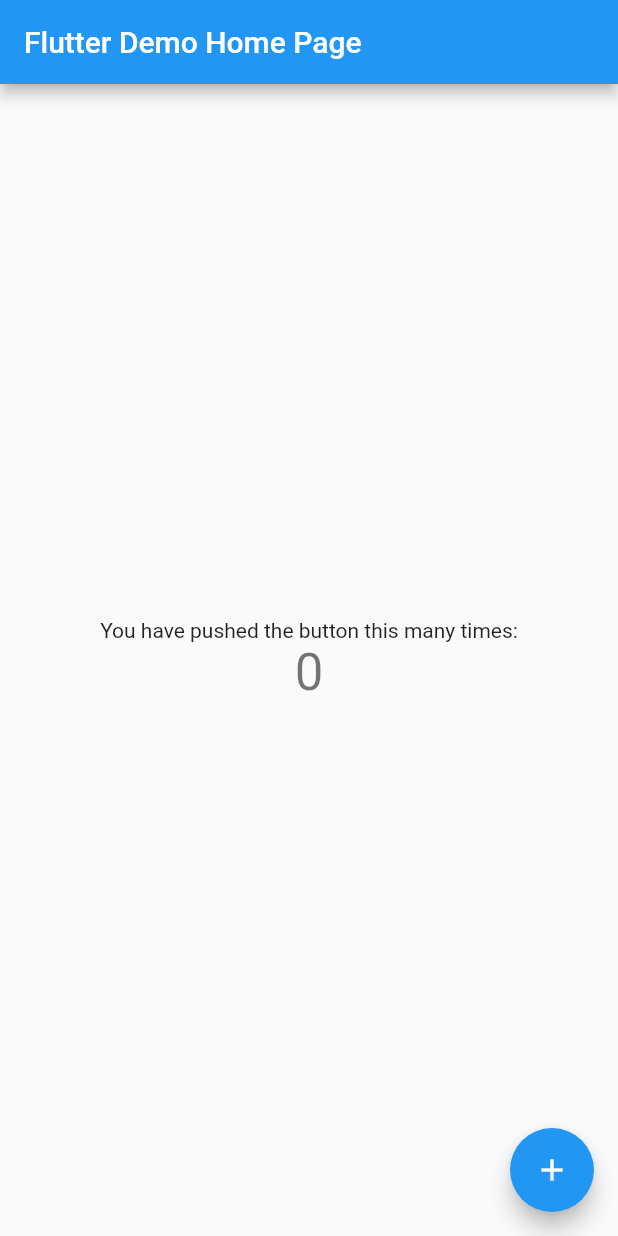
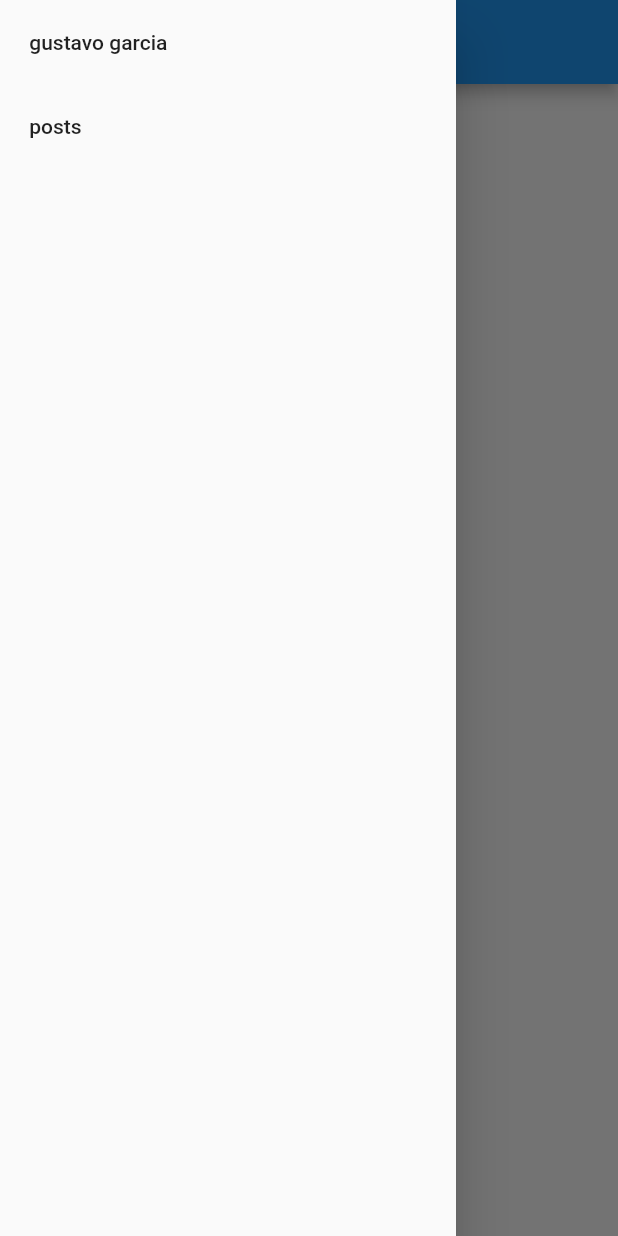
Before and after one commit to Balu3016/hsproyecto, a Flutter app: the screen it shows after launch, with the side drawer open (before the commit the screen has no drawer), on a phone screen of 412 x 824 dp. Run offline on Flutter 3.47's test engine with Material 2 defaults, Android fonts, the light colour scheme and no system bars.

Commit message:
video 01 y 02

```diff
--- a/lib/main.dart
+++ b/lib/main.dart
@@ -1,3 +1,4 @@
+import 'package:equipo4/widgets/nav-drawer.dart';
 import 'package:flutter/material.dart';
 
 void main() {
@@ -5,39 +6,20 @@
 }
 
 class MyApp extends StatelessWidget {
-  // This widget is the root of your application.
   @override
   Widget build(BuildContext context) {
     return MaterialApp(
       title: 'healcare sistem ',
       theme: ThemeData(
-        // This is the theme of your application.
-        //
-        // Try running your application with "flutter run". You'll see the
-        // application has a blue toolbar. Then, without quitting the app, try
-        // changing the primarySwatch below to Colors.green and then invoke
-        // "hot reload" (press "r" in the console where you ran "flutter run",
-        // or simply save your changes to "hot reload" in a Flutter IDE).
-        // Notice that the counter didn't reset back to zero; the application
-        // is not restarted.
         primarySwatch: Colors.blue,
       ),
-      home: MyHomePage(title: 'Flutter Demo Home Page'),
+      home: MyHomePage(title: 'sacntum athentication'),
     );
   }
 }
 
 class MyHomePage extends StatefulWidget {
   MyHomePage({Key key, this.title}) : super(key: key);
-
-  // This widget is the home page of your application. It is stateful, meaning
-  // that it has a State object (defined below) that contains fields that affect
-  // how it looks.
-
-  // This class is the configuration for the state. It holds the values (in this
-  // case the title) provided by the parent (in this case the App widget) and
-  // used by the build method of the State. Fields in a Widget subclass are
-  // always marked "final".
 
   final String title;
 
@@ -46,68 +28,16 @@
 }
 
 class _MyHomePageState extends State<MyHomePage> {
-  int _counter = 0;
-
-  void _incrementCounter() {
-    setState(() {
-      // This call to setState tells the Flutter framework that something has
-      // changed in this State, which causes it to rerun the build method below
-      // so that the display can reflect the updated values. If we changed
-      // _counter without calling setState(), then the build method would not be
-      // called again, and so nothing would appear to happen.
-      _counter++;
-    });
-  }
-
   @override
   Widget build(BuildContext context) {
-    // This method is rerun every time setState is called, for instance as done
-    // by the _incrementCounter method above.
-    //
-    // The Flutter framework has been optimized to make rerunning build methods
-    // fast, so that you can just rebuild anything that needs updating rather
-    // than having to individually change instances of widgets.
     return Scaffold(
       appBar: AppBar(
-        // Here we take the value from the MyHomePage object that was created by
-        // the App.build method, and use it to set our appbar title.
         title: Text(widget.title),
       ),
+      drawer: NavDawer(),
       body: Center(
-        // Center is a layout widget. It takes a single child and positions it
-        // in the middle of the parent.
-        child: Column(
-          // Column is also a layout widget. It takes a list of children and
-          // arranges them vertically. By default, it sizes itself to fit its
-          // children horizontally, and tries to be as tall as its parent.
-          //
-          // Invoke "debug painting" (press "p" in the console, choose the
-          // "Toggle Debug Paint" action from the Flutter Inspector in Android
-          // Studio, or the "Toggle Debug Paint" command in Visual Studio Code)
-          // to see the wireframe for each widget.
-          //
-          // Column has various properties to control how it sizes itself and
-          // how it positions its children. Here we use mainAxisAlignment to
-          // center the children vertically; the main axis here is the vertical
-          // axis because Columns are vertical (the cross axis would be
-          // horizontal).
-          mainAxisAlignment: MainAxisAlignment.center,
-          children: <Widget>[
-            Text(
-              'You have pushed the button this many times:',
-            ),
-            Text(
-              '$_counter',
-              style: Theme.of(context).textTheme.headline4,
-            ),
-          ],
-        ),
+        child: Text('no estas logueado'),
       ),
-      floatingActionButton: FloatingActionButton(
-        onPressed: _incrementCounter,
-        tooltip: 'Increment',
-        child: Icon(Icons.add),
-      ), // This trailing comma makes auto-formatting nicer for build methods.
     );
   }
 }
--- /dev/null
+++ b/lib/widgets/nav-drawer.dart
@@ -0,0 +1,20 @@
+import 'package:equipo4/screen/posts-screen.dart';
+import 'package:flutter/material.dart';
+
+class NavDawer extends StatelessWidget {
+  @override
+  Widget build(BuildContext context) {
+    return Drawer(
+        child: ListView(
+      children: [
+        ListTile(title: Text(' gustavo garcia  ')),
+        ListTile(
+            title: Text(' posts '),
+            onTap: () {
+              Navigator.push(context,
+                  MaterialPageRoute(builder: (context) => PostsScreen()));
+            }),
+      ],
+    ));
+  }
+}
```
Also changed, not shown: lib/screen/posts-screen.dart (added, +23 -0 lines).
